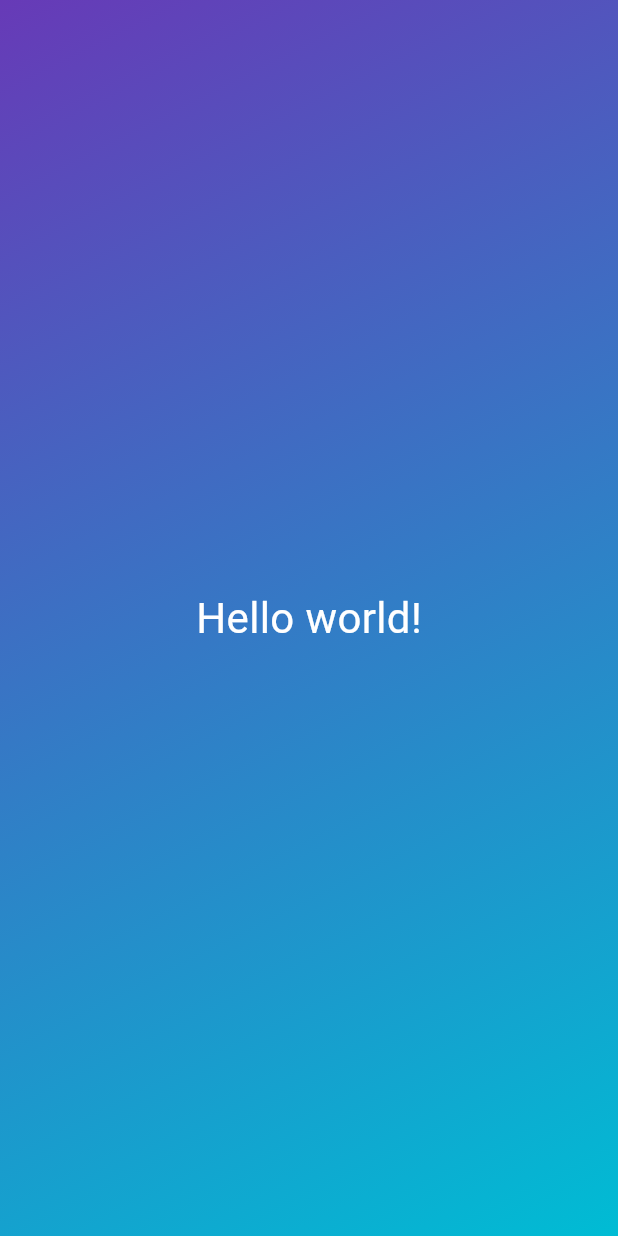
After one commit to M9heb/Flutter-first-app, a Flutter app: the screen it shows after launch, on a phone screen of 412 x 824 dp. The commit adds this screen. Run offline on Flutter 3.47's test engine with Material 3 defaults, Android fonts, the phone set to English and light mode, and no system bars.

Commit message:
Splites the StyledText component

```diff
--- a/lib/gradient_container.dart
+++ b/lib/gradient_container.dart
@@ -1,4 +1,5 @@
 import 'package:flutter/material.dart';
+import 'package:first_project/styled_text.dart';
 
 class GradientContainer extends StatelessWidget {
   const GradientContainer({super.key});
@@ -14,15 +15,7 @@ class GradientContainer extends StatelessWidget {
           // transform: GradientRotation(1.57)),
         ),
       ),
-      child: const Center(
-        child: Text(
-          'Hello world!',
-          style: TextStyle(
-            color: Colors.white,
-            fontSize: 28,
-          ),
-        ),
-      ),
+      child: StyledText(),
     );
   }
 }
--- /dev/null
+++ b/lib/styled_text.dart
@@ -0,0 +1,16 @@
+import 'package:flutter/material.dart';
+
+class StyledText extends StatelessWidget {
+  const StyledText({super.key});
+  @override
+  Widget build(context) {
+    return const Center(
+        child: Text(
+      'Hello world!',
+      style: TextStyle(
+        color: Colors.white,
+        fontSize: 28,
+      ),
+    ));
+  }
+}
```
